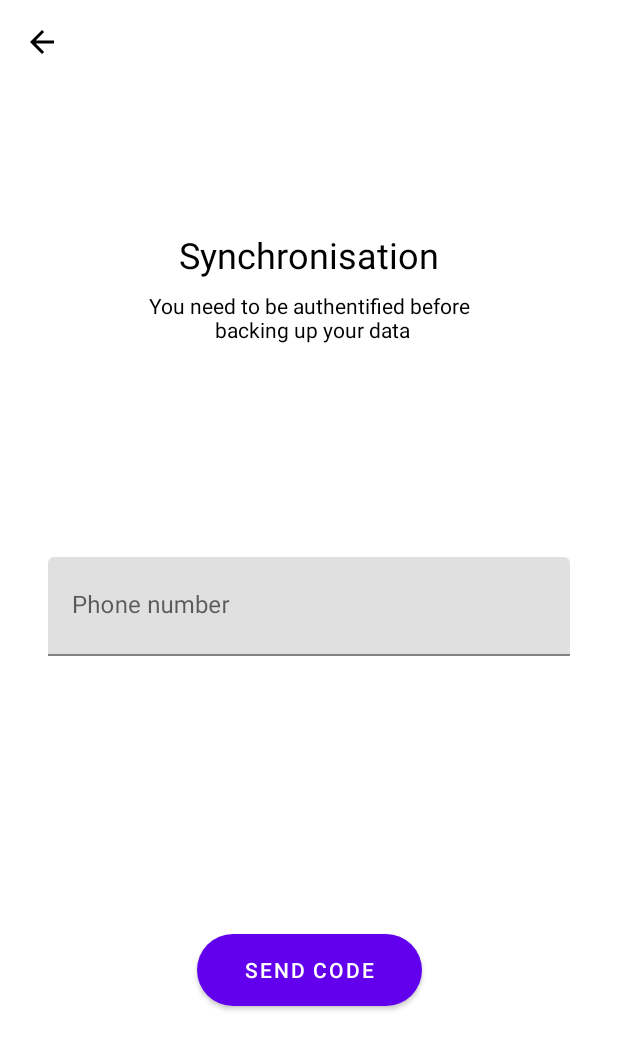
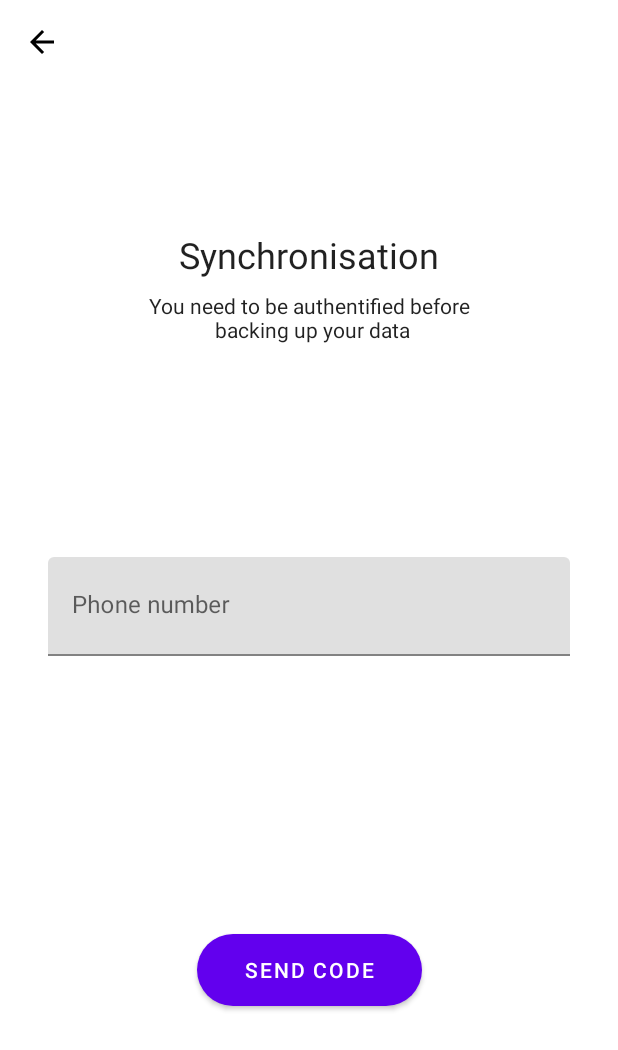
Before and after one commit to Martichou/grateful, an Android app: the SettingsSyncPhone screen opened through its navigation route, on a phone screen of 412 x 824 dp. Shown: the top 1050 px of the screen. Run offline under Robolectric (Android 15) with nearby library versions, the phone set to English and light mode, and no system bars; our stand-ins replace Firebase (no records; nobody signed in at launch, a user with empty details on screens opened directly), Room's generated code, Timber, data binding; libraries missing offline, so code that uses them is left out: br.com.simplepass, com.afollestad.aesthetic, com.wooplr.spotlight; plain views replace CircularProgressButton; 2 statements that could not run were skipped.

Commit message:
theme: fix black theme support

```diff
--- a/app/src/main/res/layout/dialog_password.xml
+++ b/app/src/main/res/layout/dialog_password.xml
@@ -18,6 +18,7 @@
             android:id="@+id/password"
             android:layout_width="match_parent"
             android:layout_height="wrap_content"
+            android:textColor="?android:textColorPrimary"
             android:textSize="16sp"
             android:inputType="textPassword"
             android:hint="Password"/>
--- a/app/src/main/res/layout/fragment_syncdataphone.xml
+++ b/app/src/main/res/layout/fragment_syncdataphone.xml
@@ -34,7 +34,7 @@
             android:layout_height="wrap_content"
             android:text="Synchronisation"
             android:textSize="24sp"
-            android:textColor="@color/black"
+            android:textColor="?android:textColorPrimary"
             app:layout_constraintStart_toStartOf="parent"
             app:layout_constraintEnd_toEndOf="parent"
             app:layout_constraintTop_toTopOf="parent"
@@ -46,7 +46,7 @@
             android:layout_height="wrap_content"
             android:layout_marginTop="8dp"
             android:text="You need to be authentified before\n backing up your data"
-            android:textColor="@color/black"
+            android:textColor="?android:textColorPrimary"
             android:textAlignment="center"
             android:lines="2"
             app:layout_constraintStart_toStartOf="parent"
@@ -69,6 +69,7 @@
                 android:layout_width="match_parent"
                 android:layout_height="wrap_content"
                 android:paddingBottom="20dp"
+                android:textColor="?android:textColorPrimary"
                 android:textSize="16sp"
                 android:inputType="phone"
                 android:hint="Phone number"/>
--- a/app/src/main/res/layout/fragment_syncdatareal.xml
+++ b/app/src/main/res/layout/fragment_syncdatareal.xml
@@ -59,7 +59,7 @@
             android:layout_height="wrap_content"
             android:visibility="gone"
             android:textAlignment="center"
-            android:textColor="?android:textColorSecondary"
+            android:textColor="?android:textColorPrimary"
             app:layout_constraintTop_toBottomOf="@id/summary_sync"
             app:layout_constraintBottom_toTopOf="@id/buttonbackup"
             app:layout_constraintStart_toStartOf="parent"
```
